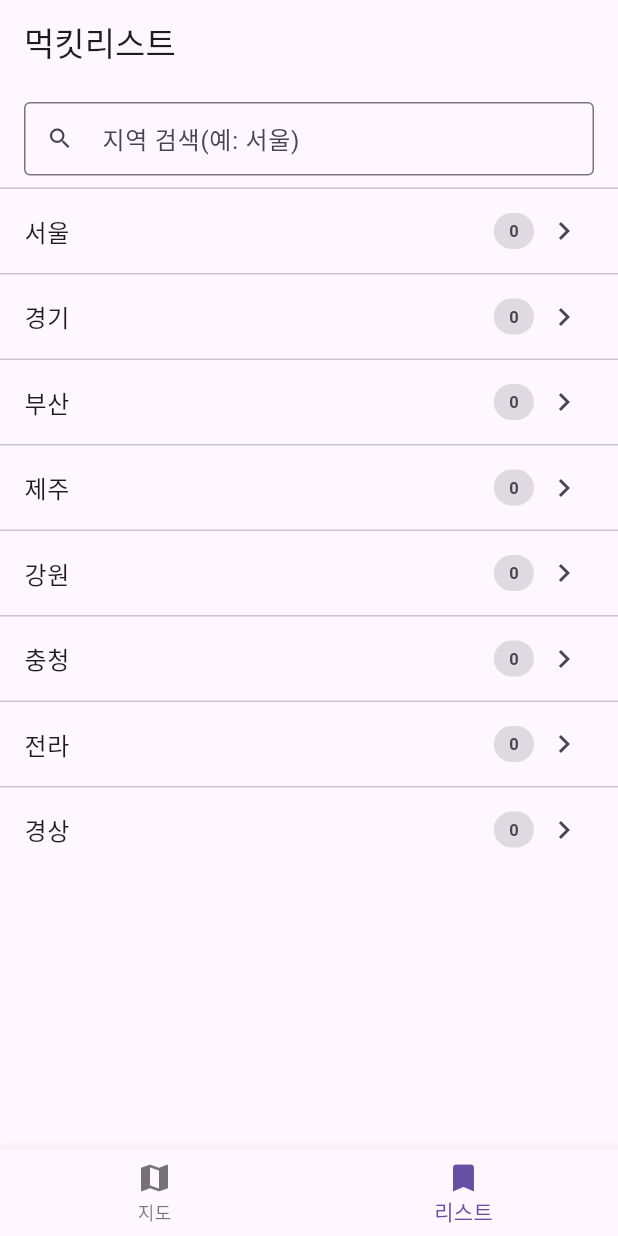
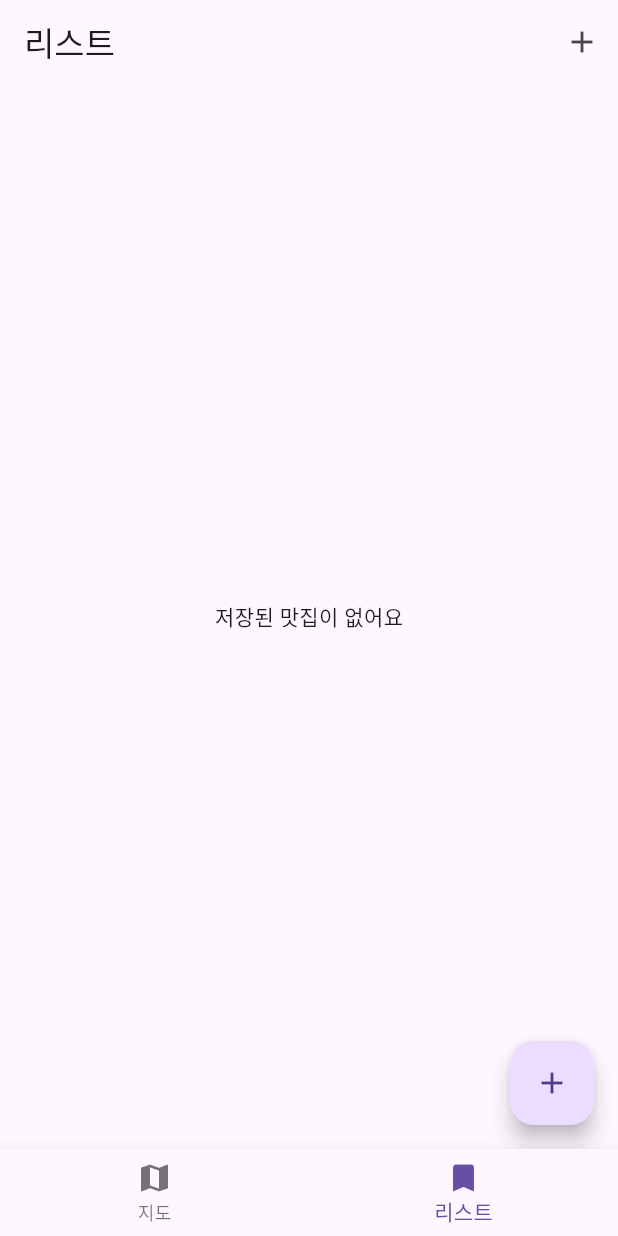
Before and after one commit to yuzzing8984-dotcom/mukitlist, a Flutter app: the screen it shows after launch, item 2 of the bottom bar chosen, on a phone screen of 412 x 824 dp. Run offline on Flutter 3.47's test engine with Material 3 defaults, Android fonts, the phone set to English and light mode, and no system bars; our stand-ins replace hive, hive_flutter; missing offline and left inert: flutter_naver_map; accounts and stored records are empty.

Commit message:
지도+핀

```diff
--- a/lib/main.dart
+++ b/lib/main.dart
@@ -1,10 +1,18 @@
 import 'package:flutter/material.dart';
+import 'package:hive_flutter/hive_flutter.dart';
 import 'package:flutter_naver_map/flutter_naver_map.dart';
 
+import 'models/restaurant.dart';
 import 'pages/home_page.dart';
 
 Future<void> main() async {
   WidgetsFlutterBinding.ensureInitialized();
+
+  await Hive.initFlutter();
+  if (!Hive.isAdapterRegistered(0)) {
+    Hive.registerAdapter(RestaurantAdapter());
+  }
+  await Hive.openBox<Restaurant>('restaurants');
 
   await NaverMapSdk.instance.initialize(
     onAuthFailed: (ex) {
@@ -22,7 +30,7 @@ class MyApp extends StatelessWidget {
   Widget build(BuildContext context) {
     return const MaterialApp(
       debugShowCheckedModeBanner: false,
-      home: HomePage(), // ⭐ 여기 핵심
+      home: HomePage(),
     );
   }
 }
--- a/lib/pages/home_page.dart
+++ b/lib/pages/home_page.dart
@@ -21,9 +21,7 @@ class _HomePageState extends State<HomePage> {
   @override
   Widget build(BuildContext context) {
     return Scaffold(
-      body: SafeArea(
-        child: _pages[_index],
-      ),
+      body: _pages[_index],
       bottomNavigationBar: BottomNavigationBar(
         currentIndex: _index,
         onTap: (i) => setState(() => _index = i),
--- a/lib/pages/region_list_page.dart
+++ b/lib/pages/region_list_page.dart
@@ -2,121 +2,68 @@ import 'package:flutter/material.dart';
 import 'package:hive_flutter/hive_flutter.dart';
 
 import '../models/restaurant.dart';
-import 'restaurant_list_page.dart';
+import 'add_restaurant_page.dart';
 
-class RegionListPage extends StatefulWidget {
+class RegionListPage extends StatelessWidget {
   const RegionListPage({super.key});
 
-  @override
-  State<RegionListPage> createState() => _RegionListPageState();
+  Future<void> _openAdd(BuildContext context) async {
+    // 일단 간단히: region 직접 입력 없이 고정 region 사용 (원하면 지역 선택 UI로 바꿔줄게)
+    const region = '서울';
+
+    final result = await Navigator.push<Restaurant>(
+      context,
+      MaterialPageRoute(
+        builder: (_) => const AddRestaurantPage(region: region),
+      ),
+    );
+
+    if (result == null) return;
+
+    final box = Hive.box<Restaurant>('restaurants');
+    await box.add(result); // ✅ 여기서 저장
+    // MapPage는 listenable이라 자동으로 핀이 추가됨
   }
-
-class _RegionListPageState extends State<RegionListPage> {
-  String _query = '';
-
-  // 네가 쓰던 지역 목록 그대로 쓰면 됨 (추가/수정 가능)
-  final List<String> _regions = const [
-    '서울',
-    '경기',
-    '부산',
-    '제주',
-    '강원',
-    '충청',
-    '전라',
-    '경상',
-  ];
 
   @override
   Widget build(BuildContext context) {
-    final q = _query.trim();
-
-    final visibleRegions = _regions
-        .where((r) => q.isEmpty ? true : r.contains(q))
-        .toList();
-
-    // ✅ Hive 박스
     final box = Hive.box<Restaurant>('restaurants');
 
     return Scaffold(
-      appBar: AppBar(title: const Text('먹킷리스트')),
-      body: Column(
-        children: [
-          Padding(
-            padding: const EdgeInsets.fromLTRB(16, 12, 16, 8),
-            child: TextField(
-              decoration: const InputDecoration(
-                prefixIcon: Icon(Icons.search),
-                hintText: '지역 검색(예: 서울)',
-                border: OutlineInputBorder(),
-                isDense: true,
+      appBar: AppBar(
+        title: const Text('리스트'),
+        actions: [
+          IconButton(
+            icon: const Icon(Icons.add),
+            onPressed: () => _openAdd(context),
           ),
-              onChanged: (v) => setState(() => _query = v),
+        ],
       ),
+      floatingActionButton: FloatingActionButton(
+        onPressed: () => _openAdd(context),
+        child: const Icon(Icons.add),
       ),
-          const Divider(height: 1),
-
-          /// ✅ 박스 변화(추가/삭제/수정)될 때마다 지역별 카운트 자동 갱신
-          Expanded(
-            child: ValueListenableBuilder(
+      body: ValueListenableBuilder(
         valueListenable: box.listenable(),
         builder: (context, Box<Restaurant> b, _) {
-              print(b.values.map((e) => e.region).toList());
-
-                // region -> count
-                final Map<String, int> counts = {};
-                for (final r in b.values) {
-                  counts[r.region] = (counts[r.region] ?? 0) + 1;
+          if (b.isEmpty) {
+            return const Center(child: Text('저장된 맛집이 없어요'));
           }
 
-                return ListView.separated(
-                  itemCount: visibleRegions.length,
-                  separatorBuilder: (_, __) => const Divider(height: 1),
+          return ListView.builder(
+            itemCount: b.length,
             itemBuilder: (context, index) {
-                    final region = visibleRegions[index];
-                    final count = counts[region] ?? 0;
+              final r = b.getAt(index);
+              if (r == null) return const SizedBox.shrink();
 
               return ListTile(
-                      title: Text(region),
-                      trailing: Row(
-                        mainAxisSize: MainAxisSize.min,
-                        children: [
-                          // ✅ 개수 표시(칩 느낌)
-                          Container(
-                            padding: const EdgeInsets.symmetric(
-                              horizontal: 10,
-                              vertical: 4,
-                            ),
-                            decoration: BoxDecoration(
-                              color: Colors.black12,
-                              borderRadius: BorderRadius.circular(999),
-                            ),
-                            child: Text(
-                              '$count',
-                              style: const TextStyle(
-                                fontWeight: FontWeight.w700,
-                              ),
-                            ),
-                          ),
-                          const SizedBox(width: 8),
-                          const Icon(Icons.chevron_right),
-                        ],
-                      ),
-                      onTap: () {
-                        Navigator.push(
-                          context,
-                          MaterialPageRoute(
-                            builder: (_) => RestaurantListPage(region: region),
-                          ),
-                        );
-                      },
+                title: Text(r.name),
+                subtitle: Text('${r.region} · ${r.district}'),
               );
             },
           );
         },
       ),
-          ),
-        ],
-      ),
     );
   }
 }
```
Also changed, not shown: lib/pages/map_page.dart (+47 -21 lines). Lines whose indentation alone changed are shown as unchanged.
